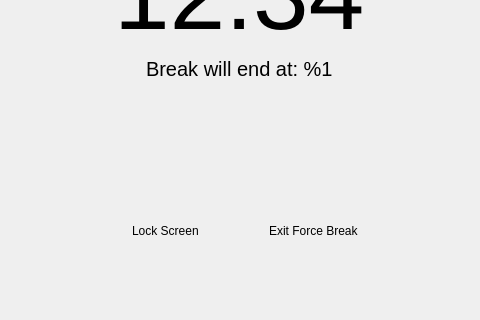
Before: the Qt Designer form src/app/break-window.ui in AllanChain/sane-break, drawn with Qt 5; both pictures show x 150 to 630 and y 303 to 623 of the 780 by 623 pixel window.
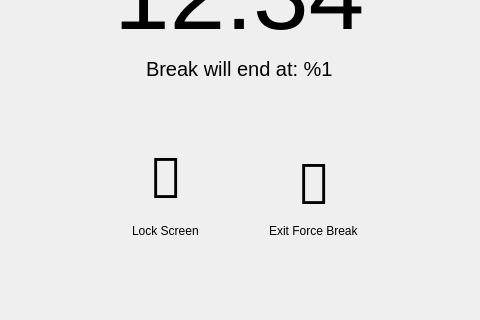
After: the same form once the commit is applied. Icons and pictures are not drawn.

Commit message:
use font icons for break window buttons
Replace the lock.png/restart.png QIcons with bootstrap-icons glyphs
in nested QLabels, matching how icons are drawn elsewhere, and drop
the now-unused PNG assets. Glyph tint comes from the existing QLabel
colour rule, so the colorizeButton() helper is no longer needed.

Regenerate resources/fonts/bootstrap-icons.ttf via
scripts/subset_bootstrap.py after changing icon codepoints.

```diff
--- a/src/app/break-window.ui
+++ b/src/app/break-window.ui
@@ -200,22 +200,57 @@
               <property name="text">
                <string notr="true"/>
               </property>
-              <property name="icon">
-               <iconset resource="../../resources/index.qrc">
-                <normaloff>:/images/lock.png</normaloff>:/images/lock.png</iconset>
-              </property>
-              <property name="iconSize">
-               <size>
-                <width>64</width>
-                <height>64</height>
-               </size>
-              </property>
               <property name="checkable">
                <bool>false</bool>
               </property>
               <property name="flat">
                <bool>false</bool>
               </property>
+              <layout class="QVBoxLayout" name="lockScreenLayout">
+               <property name="spacing">
+                <number>0</number>
+               </property>
+               <property name="leftMargin">
+                <number>0</number>
+               </property>
+               <property name="topMargin">
+                <number>2</number>
+               </property>
+               <property name="rightMargin">
+                <number>0</number>
+               </property>
+               <property name="bottomMargin">
+                <number>0</number>
+               </property>
+               <item alignment="Qt::AlignmentFlag::AlignHCenter|Qt::AlignmentFlag::AlignVCenter">
+                <widget class="QLabel" name="lockScreenIcon">
+                 <property name="styleSheet">
+                  <string notr="true">QLabel {
+  background: transparent;
+  font-size: 56px;
+}
+</string>
+                 </property>
+                 <property name="font">
+                  <font>
+                   <family>bootstrap-icons</family>
+                  </font>
+                 </property>
+                 <property name="text">
+                  <string notr="true">&amp;#xF47A;</string>
+                 </property>
+                 <property name="textFormat">
+                  <enum>Qt::TextFormat::RichText</enum>
+                 </property>
+                 <property name="alignment">
+                  <set>Qt::AlignmentFlag::AlignCenter</set>
+                 </property>
+                 <property name="margin">
+                  <number>4</number>
+                 </property>
+                </widget>
+               </item>
+              </layout>
              </widget>
             </item>
             <item alignment="Qt::AlignmentFlag::AlignHCenter">
@@ -257,19 +292,54 @@
               <property name="text">
                <string notr="true"/>
               </property>
-              <property name="icon">
-               <iconset resource="../../resources/index.qrc">
-                <normaloff>:/images/restart.png</normaloff>:/images/restart.png</iconset>
-              </property>
-              <property name="iconSize">
-               <size>
-                <width>64</width>
-                <height>64</height>
-               </size>
-              </property>
               <property name="flat">
                <bool>false</bool>
               </property>
+              <layout class="QVBoxLayout" name="exitForceBreakLayout">
+               <property name="spacing">
+                <number>0</number>
+               </property>
+               <property name="leftMargin">
+                <number>0</number>
+               </property>
+               <property name="topMargin">
+                <number>8</number>
+               </property>
+               <property name="rightMargin">
+                <number>0</number>
+               </property>
+               <property name="bottomMargin">
+                <number>0</number>
+               </property>
+               <item alignment="Qt::AlignmentFlag::AlignHCenter|Qt::AlignmentFlag::AlignVCenter">
+                <widget class="QLabel" name="exitForceBreakIcon">
+                 <property name="styleSheet">
+                  <string notr="true">QLabel {
+  background: transparent;
+  font-size: 56px;
+}
+</string>
+                 </property>
+                 <property name="font">
+                  <font>
+                   <family>bootstrap-icons</family>
+                  </font>
+                 </property>
+                 <property name="text">
+                  <string notr="true">&amp;#xF117;</string>
+                 </property>
+                 <property name="textFormat">
+                  <enum>Qt::TextFormat::RichText</enum>
+                 </property>
+                 <property name="alignment">
+                  <set>Qt::AlignmentFlag::AlignCenter</set>
+                 </property>
+                 <property name="margin">
+                  <number>4</number>
+                 </property>
+                </widget>
+               </item>
+              </layout>
              </widget>
             </item>
             <item>
```
The commit also changes 6 other files.
